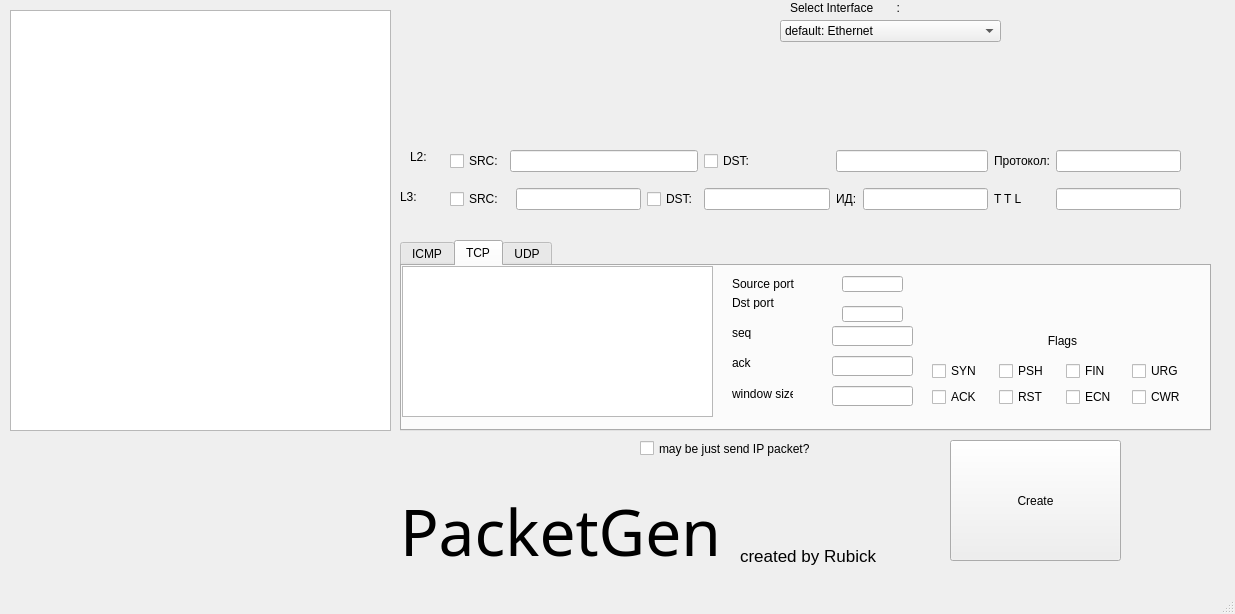
Old version of the form main.ui in the repository killergot/PacketGen.
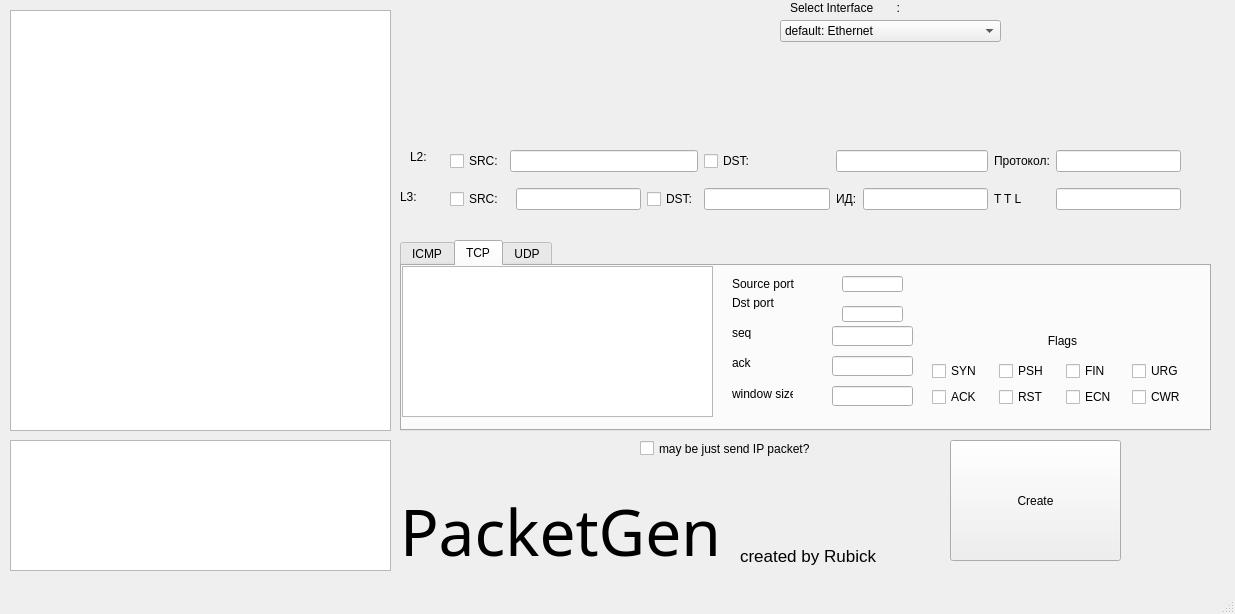
New version of the form.

The edit to the form file:
```diff
--- a/main.ui
+++ b/main.ui
@@ -602,6 +602,16 @@
      </item>
     </layout>
    </widget>
+   <widget class="QTextBrowser" name="textBrowser">
+    <property name="geometry">
+     <rect>
+      <x>10</x>
+      <y>440</y>
+      <width>381</width>
+      <height>131</height>
+     </rect>
+    </property>
+   </widget>
   </widget>
   <widget class="QMenuBar" name="menubar">
    <property name="geometry">
```
